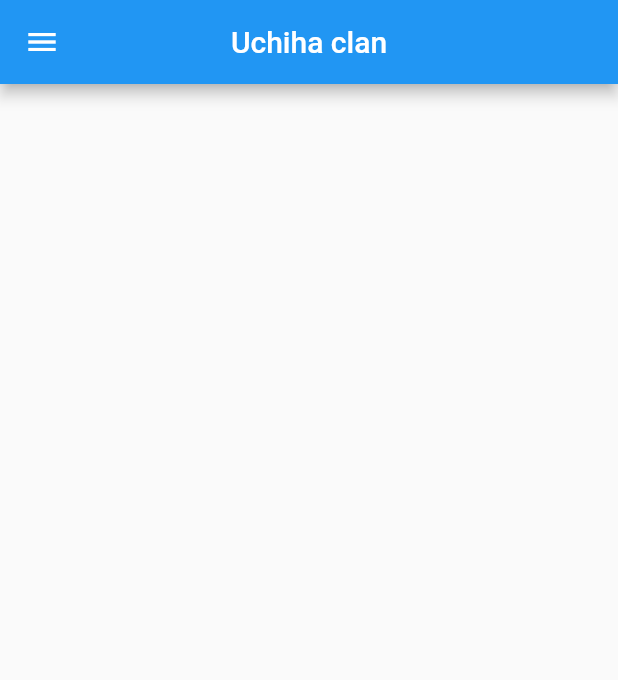
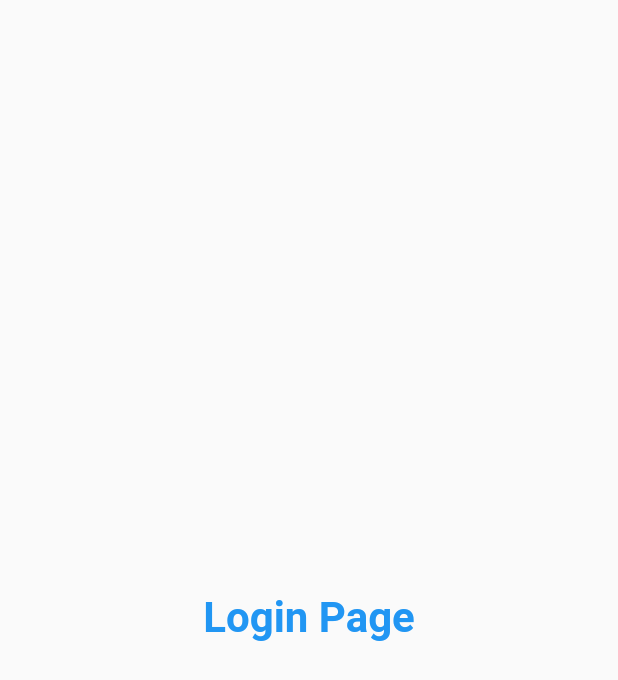
Before and after one commit to YEASIN19/flutter, a Flutter app: the screen it shows after launch, on a phone screen of 412 x 824 dp. Shown: the top 680 px of the screen. Run offline on Flutter 3.47's test engine with Material 2 defaults, Android fonts, the phone set to English and light mode, and no system bars.

Commit message:
day3 completed

```diff
--- /dev/null
+++ b/lib/login_page.dart
@@ -0,0 +1,21 @@
+import 'package:flutter/material.dart';
+
+class LoginPage extends StatelessWidget {
+  const LoginPage({Key? key}) : super(key: key);
+
+  @override
+  Widget build(BuildContext context) {
+    return Material(
+      child: Center(
+        child: Text(
+          'Login Page',
+          style: TextStyle(
+            color: Colors.blue,
+            fontWeight: FontWeight.bold,
+          ),
+          textScaleFactor: 2.0,
+        ),
+      ),
+    );
+  }
+}
--- a/lib/main.dart
+++ b/lib/main.dart
@@ -1,5 +1,7 @@
 import 'package:flutter/material.dart';
-import 'package:flutter_application_1/home_page.dart';
+import 'package:flutter_application_1/login_page.dart';
+import 'package:flutter_application_1/pages/home_page.dart';
+import 'login_page.dart';
 
 void main() {
   runApp(MyApp(
@@ -12,7 +14,15 @@ class MyApp extends StatelessWidget {
   Widget build(BuildContext context) {
     return MaterialApp(
       debugShowCheckedModeBanner: false,
-      home: HomePage(),
+
+      themeMode:ThemeMode.light ,
+     darkTheme: ThemeData(
+       brightness: Brightness.dark
+     ),
+     routes: {
+       "/" :(context) => LoginPage(),
+       "/login" :(context) => HomePage(),
+     },
 
     );
   }
--- a/lib/home_page.dart
+++ b/lib/pages/home_page.dart
@@ -9,6 +9,7 @@ class HomePage extends StatelessWidget {
       appBar: AppBar(
         title: Text("Uchiha clan"),
         centerTitle: true,
+        backgroundColor: Colors.grey[600],
       ),
       drawer: Drawer(),
 
```
